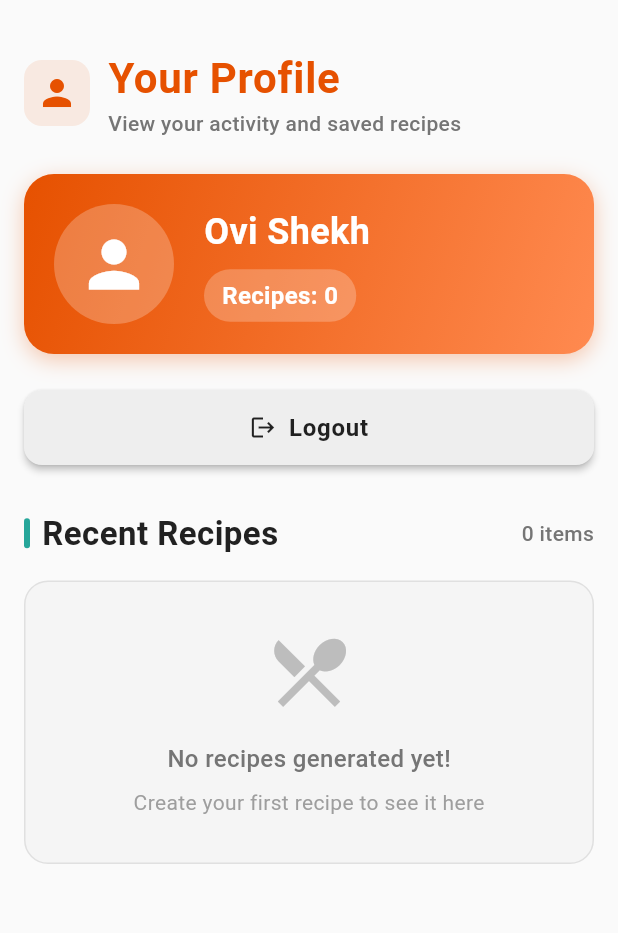
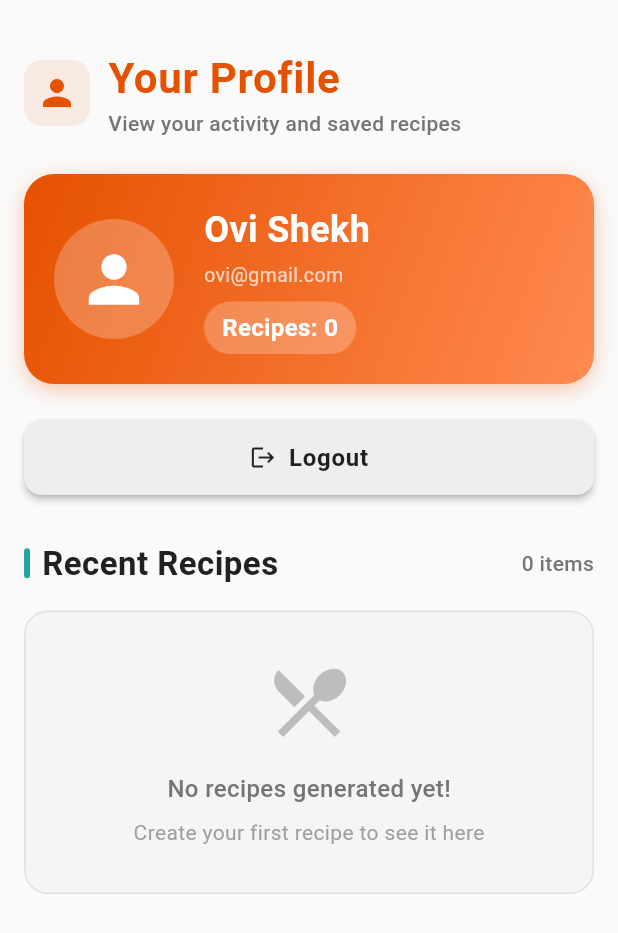
Before and after one commit to ovishkh/Cal-AI, a Flutter app: the ProfileScreen screen opened directly, on a phone screen of 412 x 824 dp. Shown: the top 933 px of the screen. Run offline on Flutter 3.47's test engine with Material 3 defaults, Android fonts, the phone set to English and light mode, and no system bars; our stand-ins replace fl_chart, image_picker, open_file, pdf, shared_preferences; accounts and stored records are empty.

Commit message:
feat: add ovi@gmail.com email to profile header card

```diff
--- a/lib/screens/profile.dart
+++ b/lib/screens/profile.dart
@@ -134,6 +134,14 @@ class _ProfileScreenState extends State<ProfileScreen> {
                                       fontSize: 24,
                                       fontWeight: FontWeight.bold,
                                       color: Colors.white,
+                                    ),
+                                  ),
+                                  const SizedBox(height: 4),
+                                  const Text(
+                                    'ovi@gmail.com',
+                                    style: TextStyle(
+                                      fontSize: 13,
+                                      color: Colors.white70,
                                     ),
                                   ),
                                   const SizedBox(height: 8),
```
